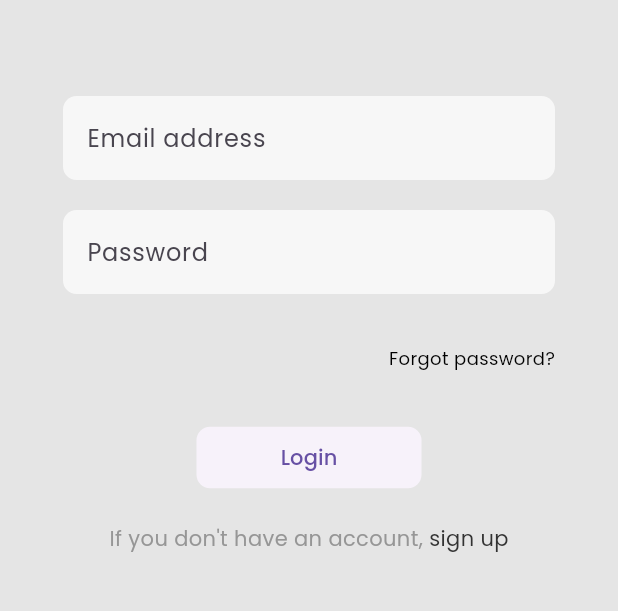
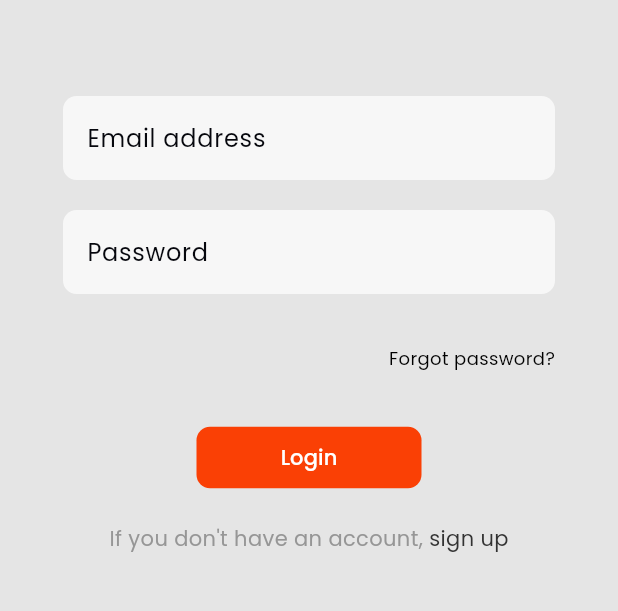
Before and after one commit to BulcsuFarmasi/konfiso, a Flutter app: the screen it shows after launch, on a phone screen of 412 x 824 dp, the part 444-1055 px from its top. Run offline on Flutter 3.47's test engine with Material 2 defaults, Android fonts, the phone set to English and light mode, and no system bars; our stand-ins replace cached_network_image, dio, firebase_core, flutter_rating_bar, flutter_riverpod, flutter_secure_storage and 4 more; missing offline and left inert: build, flutter_cached_pdfview, string_similarity; accounts and stored records are empty; generated files the repository leaves out were written again.

Commit message:
create color scheme and switch elevated button to filled button

```diff
--- a/lib/features/auth/forgotten_password/view/widgets/forgotten_password_form.dart
+++ b/lib/features/auth/forgotten_password/view/widgets/forgotten_password_form.dart
@@ -54,7 +54,7 @@ class _ForgottenPasswordFormState extends ConsumerState<ForgottenPasswordForm> w
             const SizedBox(
               height: 10,
             ),
-            ElevatedButton(
+            FilledButton(
               onPressed: _submitForm,
               child: Text(AppLocalizations.of(context)!.sendEmail),
             ),
--- a/lib/features/auth/sign_in/view/widgets/sign_in_form.dart
+++ b/lib/features/auth/sign_in/view/widgets/sign_in_form.dart
@@ -107,9 +107,9 @@ class _SignInFormState extends ConsumerState<SignInForm> {
           const SizedBox(
             height: 34,
           ),
-          ElevatedButton(
+          FilledButton(
             onPressed: _submitForm,
-            style: ElevatedButton.styleFrom(
+            style: FilledButton.styleFrom(
               fixedSize: const Size(150, 41),
             ),
             child: Text(
--- a/lib/features/auth/sign_up/view/widgets/sign_up_form.dart
+++ b/lib/features/auth/sign_up/view/widgets/sign_up_form.dart
@@ -182,9 +182,9 @@ class _SignUpFormState extends ConsumerState<SignUpForm> with EmailValidationCap
           const SizedBox(
             height: 17,
           ),
-          ElevatedButton(
+          FilledButton(
             onPressed: _submitForm,
-            style: ElevatedButton.styleFrom(
+            style: FilledButton.styleFrom(
               fixedSize: const Size(150, 41),
             ),
             child: Text(AppLocalizations.of(context)!.signup),
--- a/lib/features/book/add_book/view/widgets/book_list_tile.dart
+++ b/lib/features/book/add_book/view/widgets/book_list_tile.dart
@@ -48,7 +48,7 @@ class BookListTile extends ConsumerWidget {
         book.authors?.join(', ') ?? '',
         style: const TextStyle(fontSize: 12, fontWeight: FontWeight.w500, color: AppColors.greyDarkestWithHalfOpacity),
       ),
-      trailing: ElevatedButton(
+      trailing: FilledButton(
         onPressed: book.industryIdsByType != null
             ? () {
                 _navigateToDetailPage(context, ref);
--- a/lib/features/book/book_category/view/widgets/book_grid_tile.dart
+++ b/lib/features/book/book_category/view/widgets/book_grid_tile.dart
@@ -84,7 +84,7 @@ class BookGridTile extends ConsumerWidget {
             textAlign: TextAlign.center,
           ),
         ),
-        ElevatedButton(
+        FilledButton(
             onPressed: () {
               _navigateToDetailPage(context, ref);
             },
--- a/lib/features/book/book_detail/view/widgets/book_reading_detail_form.dart
+++ b/lib/features/book/book_detail/view/widgets/book_reading_detail_form.dart
@@ -154,7 +154,7 @@ class _BookReadingDetailFormState extends ConsumerState<BookReadingDetailForm> {
             const SizedBox(
               height: 10,
             ),
-            ElevatedButton.icon(
+            FilledButton.icon(
               onPressed: _restoreRating,
               icon: const Icon(Icons.close),
               label: Text(AppLocalizations.of(context)!.deleteRating),
@@ -172,7 +172,7 @@ class _BookReadingDetailFormState extends ConsumerState<BookReadingDetailForm> {
             const SizedBox(
               height: 10,
             ),
-            ElevatedButton(onPressed: _submitForm, child: Text(AppLocalizations.of(context)!.save)),
+            FilledButton(onPressed: _submitForm, child: Text(AppLocalizations.of(context)!.save)),
           ],
         ));
   }
--- a/lib/features/settings/settings/view/widgets/settings_form.dart
+++ b/lib/features/settings/settings/view/widgets/settings_form.dart
@@ -44,7 +44,7 @@ class _SettingsFormState extends ConsumerState<SettingsForm> {
           ),
         ),
       ),
-      ElevatedButton(
+      FilledButton(
         onPressed: _saveSettings,
         child: Text(AppLocalizations.of(context)!.save),
       )
--- a/lib/shared/app_colors.dart
+++ b/lib/shared/app_colors.dart
@@ -30,4 +30,6 @@ class AppColors {
   static const greyDarkestWithHalfOpacity = Color(0x7F06070D);
 
   static const blackColor = Color(0xFF000000);
+
+  static const whiteColor = Colors.white;
 }
--- a/lib/shared/widgets/app/view/app.dart
+++ b/lib/shared/widgets/app/view/app.dart
@@ -62,7 +62,21 @@ class _AppState extends ConsumerState<App> {
       theme: ThemeData(
         useMaterial3: true,
         scaffoldBackgroundColor: AppColors.backgroundColor,
-        primarySwatch: AppColors.primaryColorSwatch,
+        canvasColor: AppColors.backgroundColor,
+        colorScheme: const ColorScheme(
+          brightness: Brightness.light,
+          primary: AppColors.primaryColor,
+          onPrimary: AppColors.whiteColor,
+          primaryContainer: AppColors.primaryColor,
+          secondary: AppColors.greyColor,
+          onSecondary: AppColors.whiteColor,
+          background: AppColors.backgroundColor,
+          onBackground: AppColors.primaryColor,
+          surface: AppColors.whiteColor,
+          onSurface: AppColors.greyDarkestColor,
+          error: AppColors.primaryColor,
+          onError: AppColors.whiteColor,
+        ),
         fontFamily: 'Poppins',
         inputDecorationTheme: InputDecorationTheme(
             border: OutlineInputBorder(borderSide: BorderSide.none, borderRadius: BorderRadius.circular(9)),
@@ -70,10 +84,11 @@ class _AppState extends ConsumerState<App> {
             filled: true,
             errorBorder: const OutlineInputBorder(borderSide: BorderSide(color: AppColors.primaryColor)),
             errorStyle: const TextStyle(color: AppColors.primaryColor)),
-        elevatedButtonTheme: ElevatedButtonThemeData(
-          style: ElevatedButton.styleFrom(
-              shape: RoundedRectangleBorder(borderRadius: BorderRadius.circular(9)), elevation: 0),
-        ),
+        filledButtonTheme: FilledButtonThemeData(
+            style: FilledButton.styleFrom(
+          shape: RoundedRectangleBorder(borderRadius: BorderRadius.circular(9)),
+          backgroundColor: AppColors.primaryColor,
+        )),
         outlinedButtonTheme: OutlinedButtonThemeData(
           style: OutlinedButton.styleFrom(
             shape: RoundedRectangleBorder(
```
